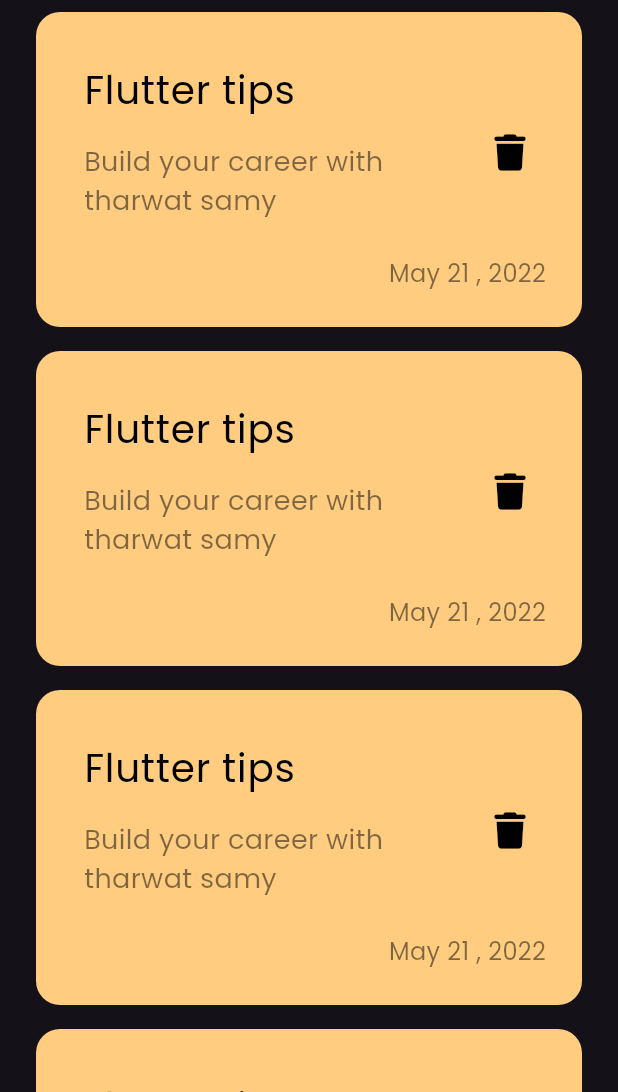
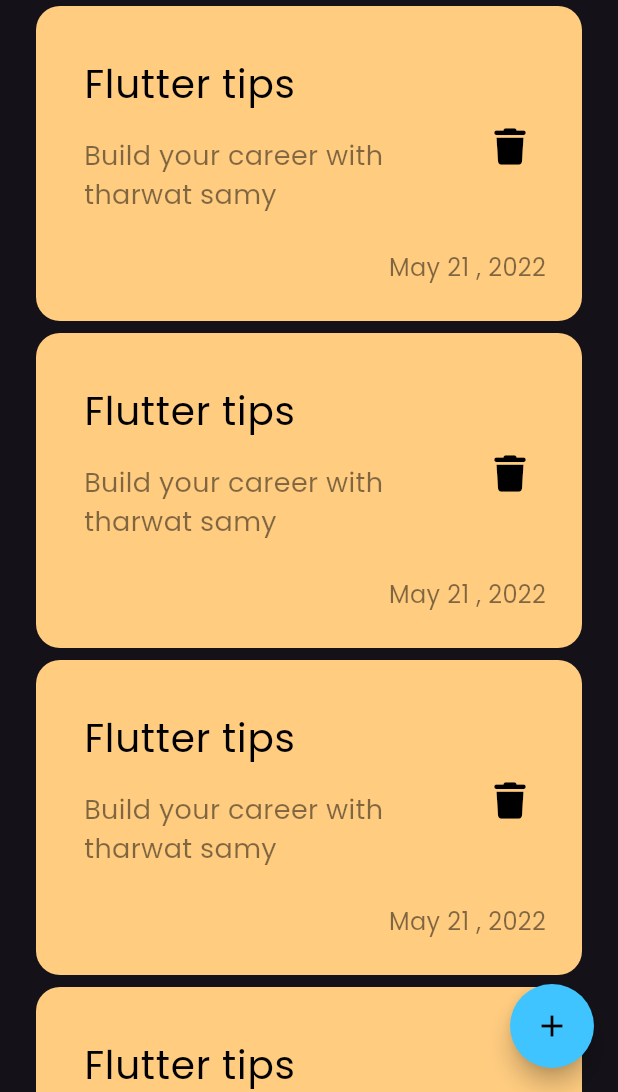
Before and after one commit to nadaElbnna2000/notes_app, a Flutter app: the screen it shows after launch, on a phone screen of 412 x 824 dp, the part 144-1236 px from its top. Run offline on Flutter 3.47's test engine with Material 3 defaults, Android fonts, the phone set to English and light mode, and no system bars; our stand-ins replace font_awesome_flutter.

Commit message:
add Floating action button

```diff
--- a/lib/Views/Widgets/notes_list_view.dart
+++ b/lib/Views/Widgets/notes_list_view.dart
@@ -8,7 +8,7 @@ class NotesListView extends StatelessWidget {
   Widget build(BuildContext context) {
     return ListView.builder(itemBuilder: (context , index){
       return Padding(
-        padding: const EdgeInsets.symmetric(vertical:8 ),
+        padding: const EdgeInsets.symmetric(vertical:4 ),
         child: const NoteItem(),
       );
     });
--- a/lib/Views/notes_view.dart
+++ b/lib/Views/notes_view.dart
@@ -8,8 +8,17 @@ class NotesView extends StatelessWidget {
 
   @override
   Widget build(BuildContext context) {
-    return const Scaffold(
+    return  Scaffold(
 
+      floatingActionButton: FloatingActionButton(onPressed: (){},
+        backgroundColor: Colors.lightBlueAccent,
+        shape: CircleBorder(),
+      child: Icon(
+          Icons.add,
+        color: Colors.black,
+
+      ),
+      ),
 
       body: NotesViewBody(),
     );
```
